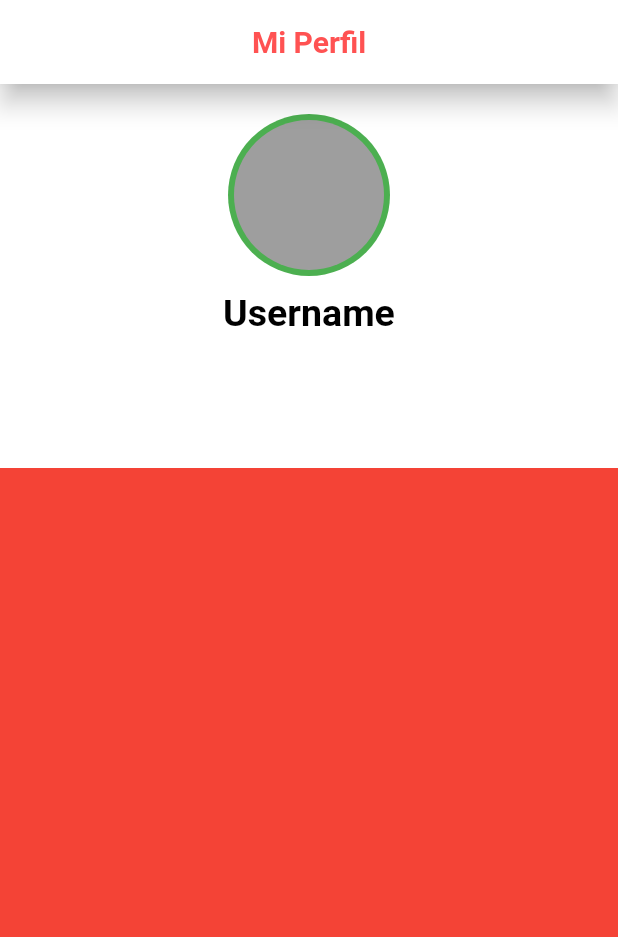
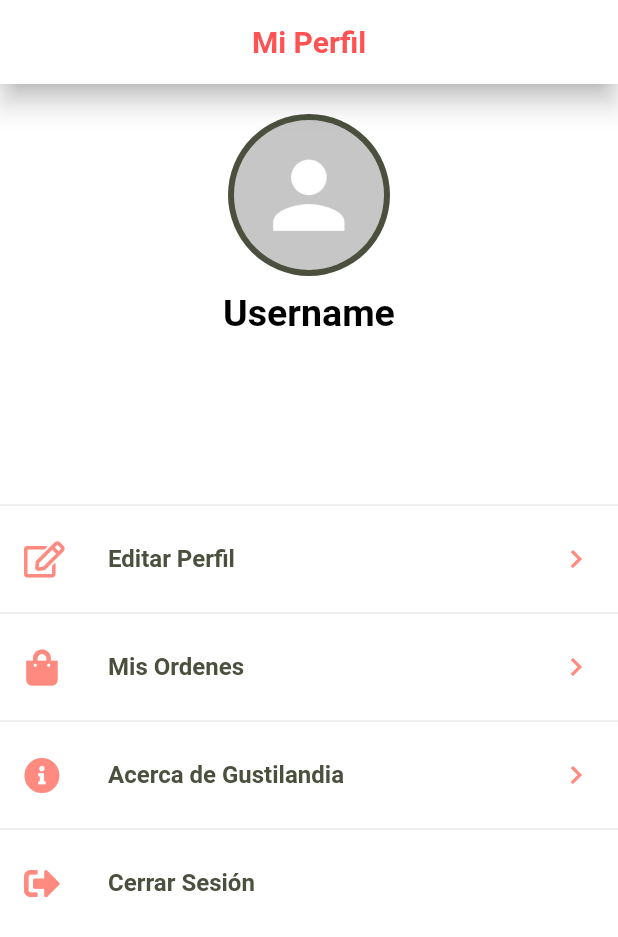
Before and after one commit to marcomiler/app_gustilandia, a Flutter app: the TabProfile screen opened by its route, on a phone screen of 412 x 824 dp. Shown: the top 937 px of the screen. Run offline on Flutter 3.47's test engine with Material 2 defaults, Android fonts, the phone set to English and light mode, and no system bars; our stand-ins replace font_awesome_flutter; Roboto replaces fonts that are missing (Monserrat).

Commit message:
Agregando tab Profile y sus opciones, splash screen y login

```diff
--- a/lib/src/pages/tab_profile.dart
+++ b/lib/src/pages/tab_profile.dart
@@ -1,7 +1,9 @@
 import 'package:flutter/material.dart';
 
+import 'package:app_gustilandia/src/widget/list_perfil.dart';
+
 class TabProfile extends StatelessWidget {
-  const TabProfile({Key key}) : super(key: key);
+  TabProfile();
 
   @override
   Widget build(BuildContext context) {
@@ -30,13 +32,13 @@ class TabProfile extends StatelessWidget {
                   Container(
                     decoration: BoxDecoration(
                       shape: BoxShape.circle,
-                      color: Colors.green
+                      color: Color(0XFF4a503d)
                     ),
                     child: Padding(
                       padding: EdgeInsets.all(4.0),
-                      child: CircleAvatar(
-                        backgroundColor: Colors.grey,
-                        radius: 50,
+                      child: ClipRRect(
+                        child: Image.asset('assets/images/no-avatar.jpg', fit: BoxFit.contain, width: 100, height: 100,),
+                        borderRadius: BorderRadius.circular(50),
                       ),
                     ),
                   ),
@@ -52,11 +54,10 @@ class TabProfile extends StatelessWidget {
                 ],
               )
             ),
+            SizedBox(height: 25.0),
             Expanded(
               flex: 2,
-              child: Container(
-                color: Colors.red
-              )
+              child: ListPerfil(),
             )
           ],
         ),
--- /dev/null
+++ b/lib/src/widget/list_perfil.dart
@@ -0,0 +1,45 @@
+import 'package:flutter/material.dart';
+import 'package:font_awesome_flutter/font_awesome_flutter.dart';
+
+class ListPerfil extends StatelessWidget {
+  ListPerfil();
+
+  @override
+  Widget build(BuildContext context) {
+
+    Color color = Colors.redAccent.shade100;
+
+    return ListView(
+      children: <Widget>[
+        Divider(),
+        _itemList('Editar Perfil', Icon(FontAwesomeIcons.edit, color: color,), ()=> Navigator.pushNamed(context, 'edit_profile'), color, true),
+        Divider(),
+        _itemList('Mis Ordenes', Icon(FontAwesomeIcons.shoppingBag, color: color,), ()=> Navigator.pushNamed(context, 'bagShoping'), color, true),
+        Divider(),
+        _itemList('Acerca de Gustilandia', Icon(FontAwesomeIcons.infoCircle, color: color,), ()=> Navigator.pushNamed(context, 'about'), color, true),
+        Divider(),
+        _itemList('Cerrar Sesión', Icon(FontAwesomeIcons.signOutAlt, color: color,), (){}, color, false),
+      ],
+    );
+  }
+
+
+  Widget _itemList(String text, Icon icon, VoidCallback callback, Color color, bool trail) {
+
+    return ListTile(
+      title: Text(
+        text,
+        style: TextStyle(
+          color: Color(0XFF4a503d),
+          fontWeight: FontWeight.bold,
+          fontSize: 16
+        ),
+      ),
+      leading: icon,
+      trailing: (trail == true)
+      ? Icon(Icons.keyboard_arrow_right, color: color)
+      : null,
+      onTap: callback,
+    );
+  }
+}
```
Also changed, not shown: lib/main.dart (+5 -5 lines), lib/src/pages/about_app.dart (added, +19 -0 lines), lib/src/pages/edit_profile.dart (added, +19 -0 lines), lib/src/pages/login_page.dart (added, +184 -0 lines), lib/src/pages/my_orders.dart (added, +19 -0 lines), lib/src/pages/tab_shop.dart (+5 -5 lines), lib/src/pages/tab_store.dart (+7 -2 lines), lib/src/routes/routes.dart (+13 -5 lines), lib/src/search/search_delegate.dart (+21 -7 lines), lib/src/theme/theme.dart (+3 -4 lines), assets/images/cake1.jpg (added), assets/images/cake2.png (added), assets/images/choco.png (added), assets/images/fresias.jpg (added), 1 more files, 8 other files.
